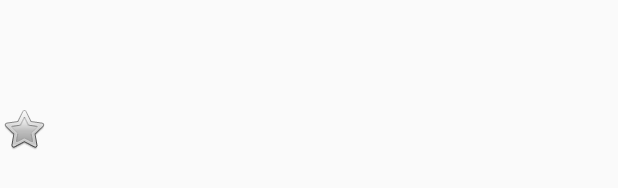
After one commit to Denispok/MyFavoriteMemes, an Android app: the layout toolbar_phrases.xml on its own in the app's theme, with its tools: preview values and no code run, on a phone screen of 412 x 824 dp. The commit adds this screen. Shown: the part 489-677 px from the top of the screen. Run offline under Robolectric (Android 15) with nearby library versions, the phone set to English and light mode, and no system bars.

Commit message:
+ Add Toolbar logic

```diff
--- /dev/null
+++ b/app/src/main/res/layout/toolbar_phrases.xml
@@ -0,0 +1,10 @@
+<?xml version="1.0" encoding="utf-8"?>
+<ImageView xmlns:android="http://schemas.android.com/apk/res/android"
+    android:id="@+id/toolbar_menu"
+    android:layout_width="wrap_content"
+    android:layout_height="match_parent"
+    android:layout_marginEnd="@dimen/grid_spacing"
+    android:gravity="center_vertical"
+    android:src="@android:drawable/btn_star_big_off">
+
+</ImageView>
```
Also changed, not shown: app/src/main/java/com/gamesbars/myfavoritememes/Fragments/ListFragment.java (+10 -2 lines), app/src/main/java/com/gamesbars/myfavoritememes/Fragments/MemeFragment.java (+17 -1 lines), app/src/main/res/layout/app_bar_main.xml (+1 -12 lines), app/src/main/res/layout/toolbar_memes.xml (added, +15 -0 lines), app/src/main/res/menu/toolbar_menu.xml (deleted, +0 -10 lines).
